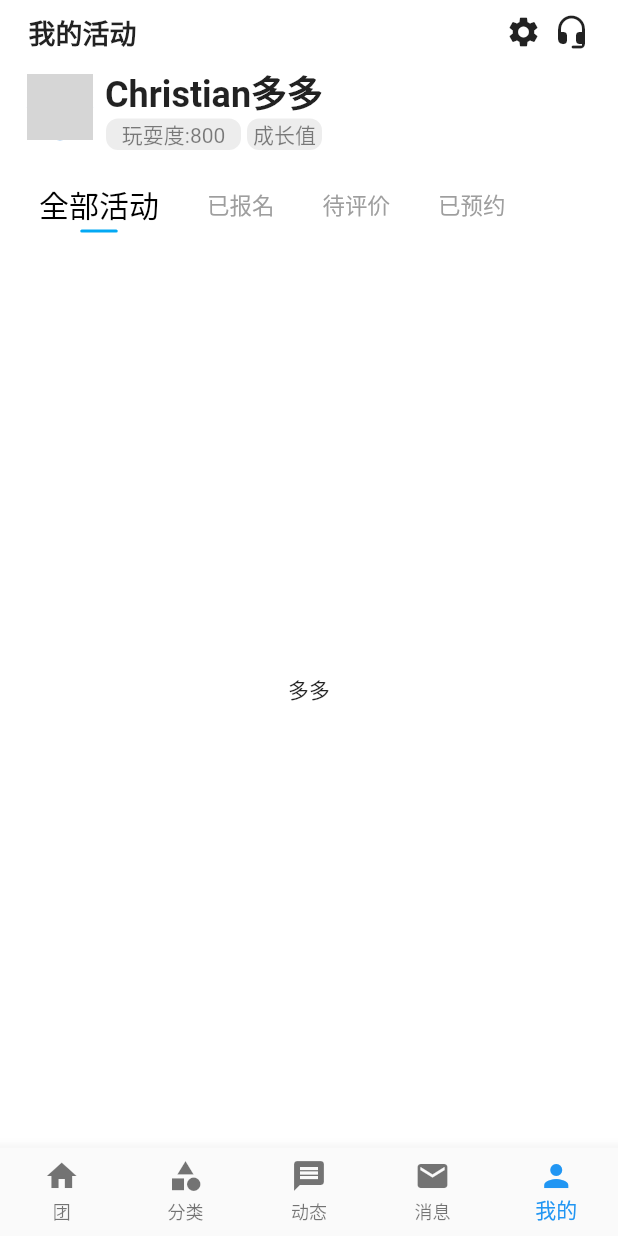
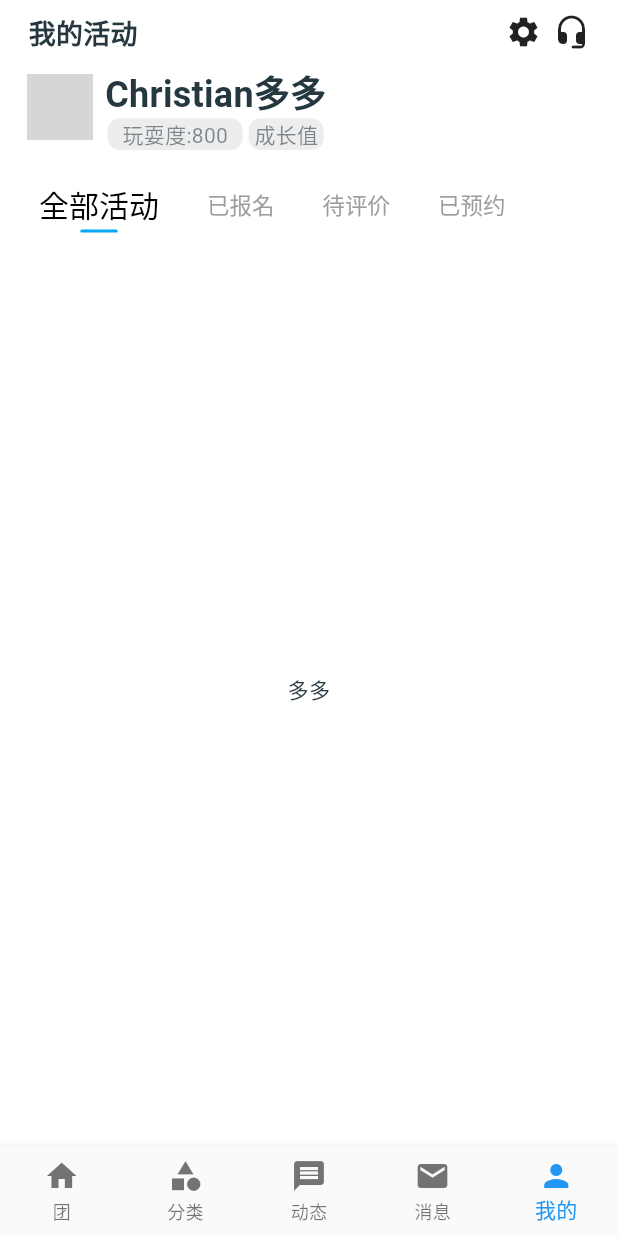
Before and after one commit to LucasSu520/datacircle_version_2, a Flutter app: the screen it shows after launch, item 5 of the bottom bar chosen, on a phone screen of 412 x 824 dp. Run offline on Flutter 3.47's test engine with Material 2 defaults, Android fonts, the phone set to English and light mode, and no system bars; our stand-ins replace flutter_swiper, font_awesome_flutter, smooth_star_rating; missing offline and left inert: flutter_page_indicator; Roboto replaces fonts that are missing (PingFang); grey boxes are pictures that could not be loaded.

Commit message:
finish all pages

```diff
--- a/flutter_tuan/lib/app_theme.dart
+++ b/flutter_tuan/lib/app_theme.dart
@@ -10,6 +10,8 @@ class AppTheme {
   static const Color grey = Color(0xFF3A5160);
   static const Color dark_grey = Color(0xFF313A44);
 
+  static const Color transparent=Color(0xFFFFFF00);
+
   static const Color darkText = Color(0xFF253840);
   static const Color darkerText = Color(0xFF17262A);
   static const Color lightText = Color(0xFF4A6572);
@@ -17,7 +19,7 @@ class AppTheme {
   static const Color dismissibleBackground = Color(0xFF364A54);
   static const Color chipBackground = Color(0xFFEEF1F3);
   static const Color spacer = Color(0xFFF2F2F2);
-  static const String fontName = 'WorkSans';
+  static const String fontName = 'PingFang';
 
   static const TextTheme textTheme = TextTheme(
     headline4: display1,
@@ -70,9 +72,22 @@ class AppTheme {
     color: darkText,
   );
 
+  static const TextStyle SelectedTabText=TextStyle(
+    fontWeight: FontWeight.w400,
+    fontSize: 20.0,
+    letterSpacing: 0.2,
+    color:darkerText
+  );
+
+  static const TextStyle UnselectedTabText=TextStyle(
+    fontWeight: FontWeight.w200,
+    fontSize: 15.0,
+    color: grey
+  );
+
   static const TextStyle body1 = TextStyle( // body2 -> body1
     fontFamily: fontName,
-    fontWeight: FontWeight.w400,
+    fontWeight: FontWeight.w200,
     fontSize: 16,
     letterSpacing: -0.05,
     color: darkText,
@@ -80,7 +95,7 @@ class AppTheme {
 
   static const TextStyle caption = TextStyle( // Caption -> caption
     fontFamily: fontName,
-    fontWeight: FontWeight.w400,
+    fontWeight: FontWeight.w200,
     fontSize: 12,
     letterSpacing: 0.2,
     color: lightText, // was lightText
@@ -118,7 +133,7 @@ class AppTheme {
   }
 
   static TextTheme _buildTextTheme(TextTheme base) {
-    const String fontName = 'WorkSans';
+    const String fontName = 'PingFang';
     return base.copyWith(
       headline1: base.headline1.copyWith(fontFamily: fontName),
       headline2: base.headline2.copyWith(fontFamily: fontName),
@@ -136,6 +151,15 @@ class AppTheme {
     );
   }
 
+  static AppBarTheme buildWhiteBar(){
+    final AppBarTheme base=AppBarTheme();
+    return base.copyWith(
+      color:Colors.white,
+      elevation: 0.0,
+      brightness: Brightness.light,
+    );
+  }
+
 }
 
 
--- /dev/null
+++ b/flutter_tuan/lib/constants/constant.dart
@@ -0,0 +1,2 @@
+export 'icon_size_constants.dart';
+export 'radius_size_constant.dart';
--- /dev/null
+++ b/flutter_tuan/lib/constants/radius_size_constant.dart
@@ -0,0 +1,6 @@
+class RadiusSizeConstants{
+  static const large=7.0;
+  static const middle=5.0;
+  static const small=4.0;
+  static const xSmall=2.0;
+}
--- a/flutter_tuan/lib/main.dart
+++ b/flutter_tuan/lib/main.dart
@@ -1,4 +1,5 @@
 import 'package:flutter/material.dart';
+import 'package:flutter_tuan/app_theme.dart';
 import 'package:flutter_tuan/navigator/tab_navigator.dart';
 import 'package:flutter/services.dart';
 
@@ -6,7 +7,9 @@ void main() {
   runApp(MyApp());
   SystemChrome.setSystemUIOverlayStyle(SystemUiOverlayStyle(
       statusBarColor: Colors.transparent,
-      statusBarBrightness: Brightness.light));
+      statusBarBrightness: Brightness.light,
+      systemNavigationBarColor: Colors.white,
+      systemNavigationBarIconBrightness: Brightness.dark));
 }
 
 class MyApp extends StatelessWidget {
@@ -14,32 +17,14 @@ class MyApp extends StatelessWidget {
   @override
   Widget build(BuildContext context) {
     return MaterialApp(
-      theme: ThemeData(
-        fontFamily: 'PingFang',
-        appBarTheme: AppBarTheme(
-          elevation: 0.0,
-          color: Colors.white,
-          brightness: Brightness.light,
-        ),
+      theme:ThemeData(
+        primaryColor: Colors.white,
+        textTheme: AppTheme.textTheme,
+        platform: TargetPlatform.iOS,
+        appBarTheme: AppTheme.buildWhiteBar(),
       ),
-      // darkTheme: ThemeData(
-      //   brightness: Brightness.dark,
-      // ),
-      // themeMode: ThemeMode.dark,
       debugShowCheckedModeBanner: false,
       home: TabNavigator(),
     );
   }
 }
-
-class HexColor extends Color {
-  HexColor(final String hexColor) : super(_getColorFromHex(hexColor));
-
-  static int _getColorFromHex(String hexColor) {
-    hexColor = hexColor.toUpperCase().replaceAll('#', '');
-    if (hexColor.length == 6) {
-      hexColor = 'FF' + hexColor;
-    }
-    return int.parse(hexColor, radix: 16);
-  }
-}
```
Also changed, not shown: flutter_tuan/lib/constants/icon_size_constants.dart (added, +7 -0 lines), flutter_tuan/lib/model/category_activity_model.dart (added, +25 -0 lines), flutter_tuan/lib/model/tuan_activity_model.dart (added, +40 -0 lines), flutter_tuan/lib/pages/tuanPage.dart (+21 -25 lines).
